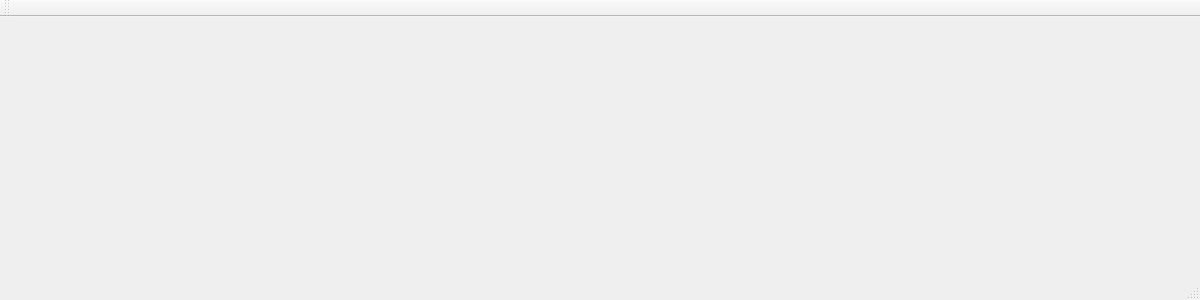
Old version of the form mainwindow.ui in the repository ikukishev/TimeLineWidget.
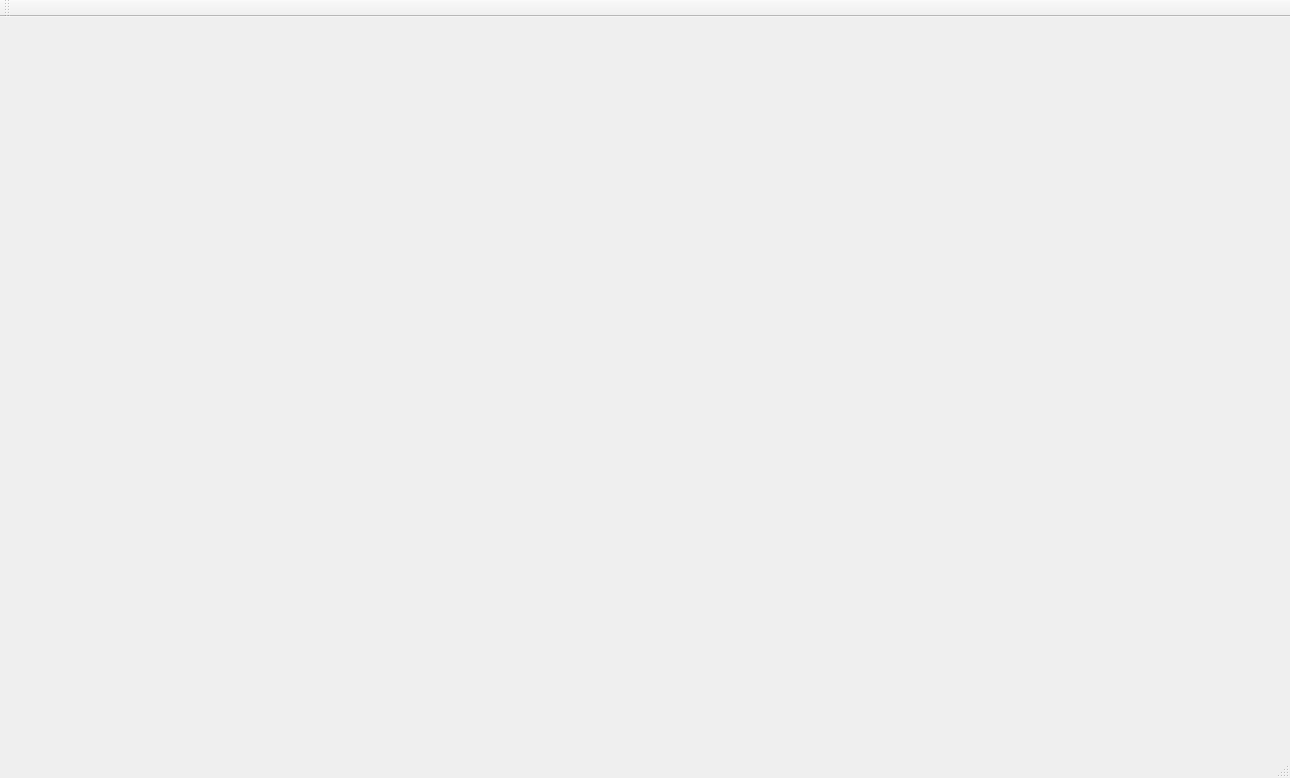
New version of the form.

The edit to the form file:
```diff
--- a/mainwindow.ui
+++ b/mainwindow.ui
@@ -6,8 +6,8 @@
    <rect>
     <x>0</x>
     <y>0</y>
-    <width>1200</width>
-    <height>300</height>
+    <width>1290</width>
+    <height>778</height>
    </rect>
   </property>
   <property name="sizePolicy">
```
Left out of the diff: 4 changed lines with no effect on the pictures.
